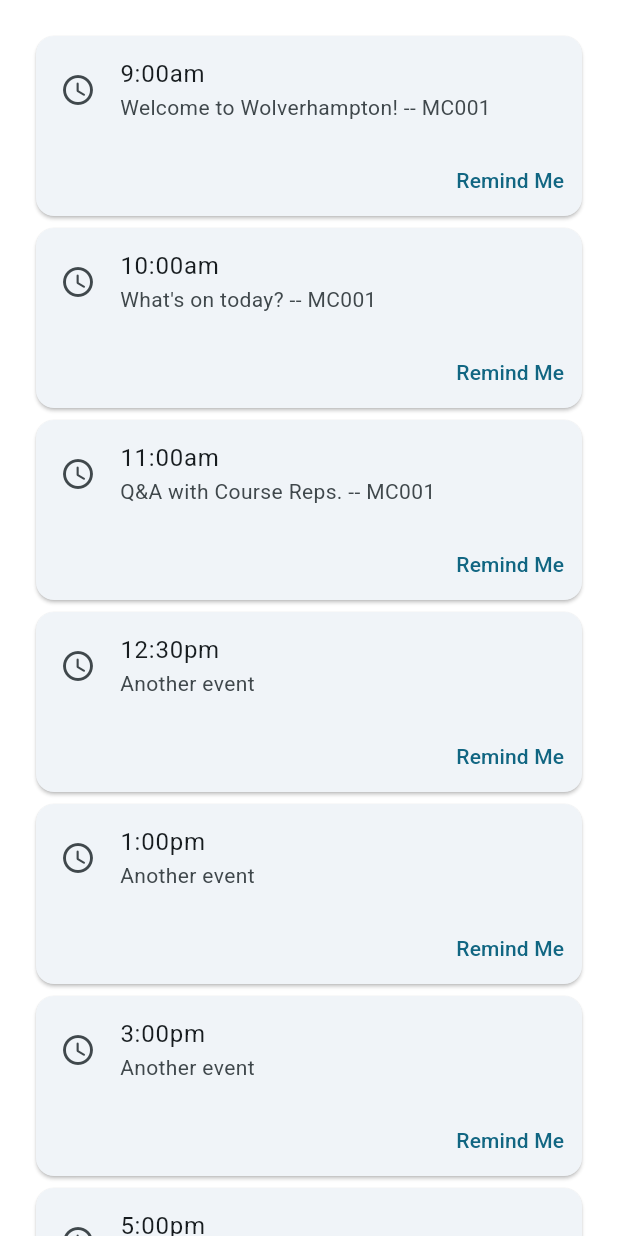
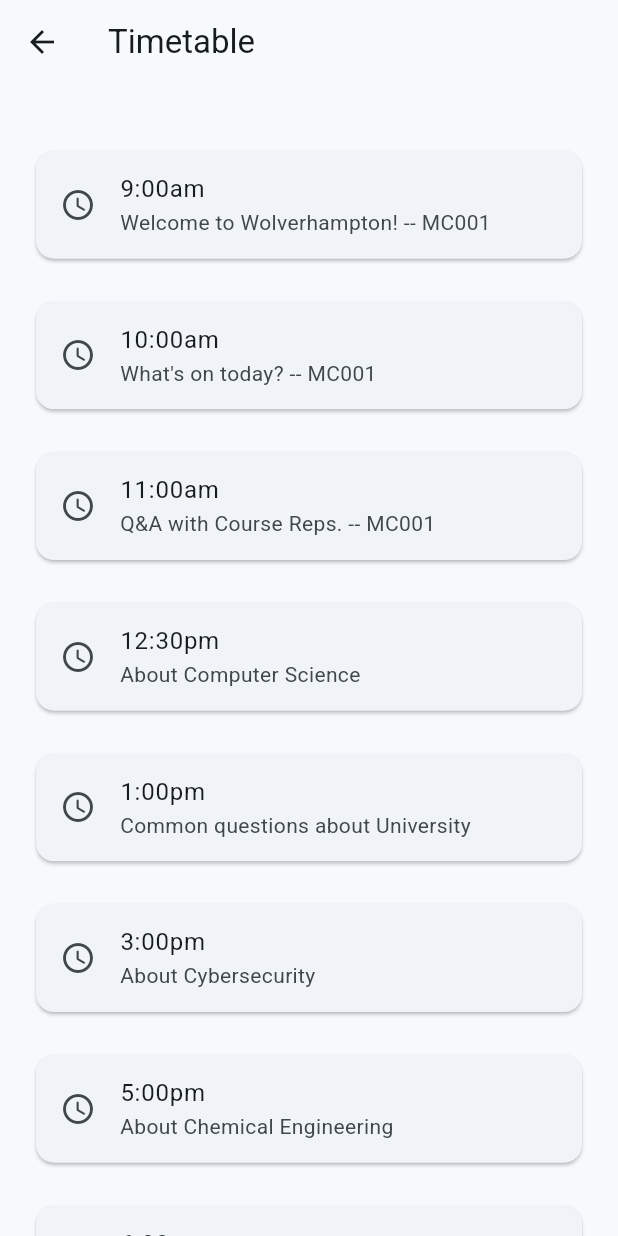
Before and after one commit to JunlinLiWLV/5CS022, a Flutter app: the screen it shows after launch, after a tap on "What's On?", on a phone screen of 412 x 824 dp. Run offline on Flutter 3.47's test engine with Material 3 defaults, Android fonts, the phone set to English and light mode, and no system bars; our stand-ins replace flutter_map, latlong2; missing offline and left inert: mobile_scanner, mysql_client.

Commit message:
Fixed formatting throughout

```diff
--- a/lib/main.dart
+++ b/lib/main.dart
@@ -295,14 +295,27 @@ class unavailablePage extends StatelessWidget { //use as a placeholder until pag
 class timeTablePage extends StatelessWidget {
   @override
   Widget build(BuildContext context) {
-    return LayoutBuilder(builder: (context, constraints) {
-      return SingleChildScrollView(
-        padding: const EdgeInsets.all(
-            20), //keep a 20 pixel border around the outside of all the time cards
+    double currentHeight = MediaQuery.of(context).size.height; //gets the current height of the device being used.
+
+    return MaterialApp(
+      theme: ThemeData(
+          colorScheme: ColorScheme.fromSeed(seedColor: Colors.blueGrey),
+          fontFamily: 'Roboto'
+      ),
+      title: "The Timetable",
+      home: Scaffold(
+          appBar: AppBar(
+            leading: InkWell(
+              onTap: (){ Navigator.pop(context); },
+              child: Icon(Icons.arrow_back),
+            ),
+            title: Text("Timetable"),
+          ),
+          body: SingleChildScrollView(
+            padding: const EdgeInsets.all(20), //keep a 20 pixel border around the outside of all the time cards
             child: ConstrainedBox(
               constraints: BoxConstraints(
-              minHeight: constraints
-                  .maxHeight), //make the box take up all the available space
+                  minHeight: currentHeight), //make the box take up all the available space
               child: Column(
                 mainAxisAlignment: MainAxisAlignment
                     .spaceEvenly, //space all the following objects to fill out the entire screen space
@@ -321,26 +334,31 @@ class timeTablePage extends StatelessWidget {
                   ),
                   TimeCards(
                     time: '12:30pm',
-                eventData: 'Another event',
+                    eventData: 'About Computer Science',
                   ),
                   TimeCards(
                     time: '1:00pm',
-                eventData: 'Another event',
+                    eventData: 'Common questions about University',
                   ),
                   TimeCards(
                     time: '3:00pm',
-                eventData: 'Another event',
+                    eventData: 'About Cybersecurity',
                   ),
                   TimeCards(
                     time: '5:00pm',
-                eventData: 'Another event',
+                    eventData: 'About Chemical Engineering',
+                  ),
+                  TimeCards(
+                    time: '6:00pm',
+                    eventData: 'End of the Day',
                   ),
                 ],
               ),
-          //child: Placeholder(),
+
             ),
+          )
+      )
     );
-    });
   }
 }
 
--- a/lib/map_pages.dart
+++ b/lib/map_pages.dart
@@ -4,10 +4,9 @@ import 'package:latlong2/latlong.dart';
 import 'package:open_companion/map_poi.dart';
 import 'package:url_launcher/url_launcher.dart';
 
-/// THIS CURRENT ITERATION OF THE MAP SCREEN IS SUBJECT TO CHANGE AND SHOULD ONLY BE VIEWED AS A PROOF OF CONCEPT.
-/// CURRENT USAGE:
-///   currently contains all campuses
-///   the city map has a placeholder navigational guide
+///
+/// mapBasePage is currently unused as the demo only needs to focus on the city campus. The city campus page is accessed without need for the mapBasePage class, but it remains
+/// as it may be used in future versions of the application.
 ///
 
 
@@ -82,7 +81,7 @@ class cityMapPage extends StatelessWidget {
       body: Column(
         children: [
           ConstrainedBox(
-            constraints: BoxConstraints.expand(height: currentHeight * 0.7 - 56), //ensures the map will only ever use 70% (height) of a users screen
+            constraints: BoxConstraints.expand(height: currentHeight * 0.6 - 56), //ensures the map will only ever use ~60% (height) of a users screen
               child: FlutterMap(
                 mapController: MapController(),
                 options: MapOptions(
--- a/lib/map_poi.dart
+++ b/lib/map_poi.dart
@@ -24,7 +24,11 @@ class cityNav extends StatelessWidget{
       body: Column(
 
         children: [
-          Image.asset("lib/assets/placeholder_map.png")
+          InteractiveViewer(
+            boundaryMargin: EdgeInsets.all(100),
+              child: Image.asset("lib/assets/placeholder_map.png"),
+          )
+
         ],
 
       )
--- a/lib/qr_scanner.dart
+++ b/lib/qr_scanner.dart
@@ -154,7 +154,7 @@ class _QRScannerState extends State<QRScanner> {
       body: Column(
         children: [
           ConstrainedBox(
-            constraints: BoxConstraints.expand(height: currentHeight - 56),
+            constraints: BoxConstraints.expand(height: currentHeight * 0.85),
             child: Stack(
               children: [
                 MobileScanner(
--- a/lib/widgets.dart
+++ b/lib/widgets.dart
@@ -21,17 +21,6 @@ class TimeCards extends StatelessWidget {
               title: Text(time),
               subtitle: Text(eventData),
             ),
-            Row(
-              mainAxisAlignment: MainAxisAlignment.end,
-              children: <Widget>[
-                TextButton(
-                  child: const Text('Remind Me'),
-                  onPressed: () {
-                    /* ... */
-                  },
-                ),
-              ],
-            ),
           ],
         ),
       ),
```
Lines whose indentation alone changed are shown as unchanged.
